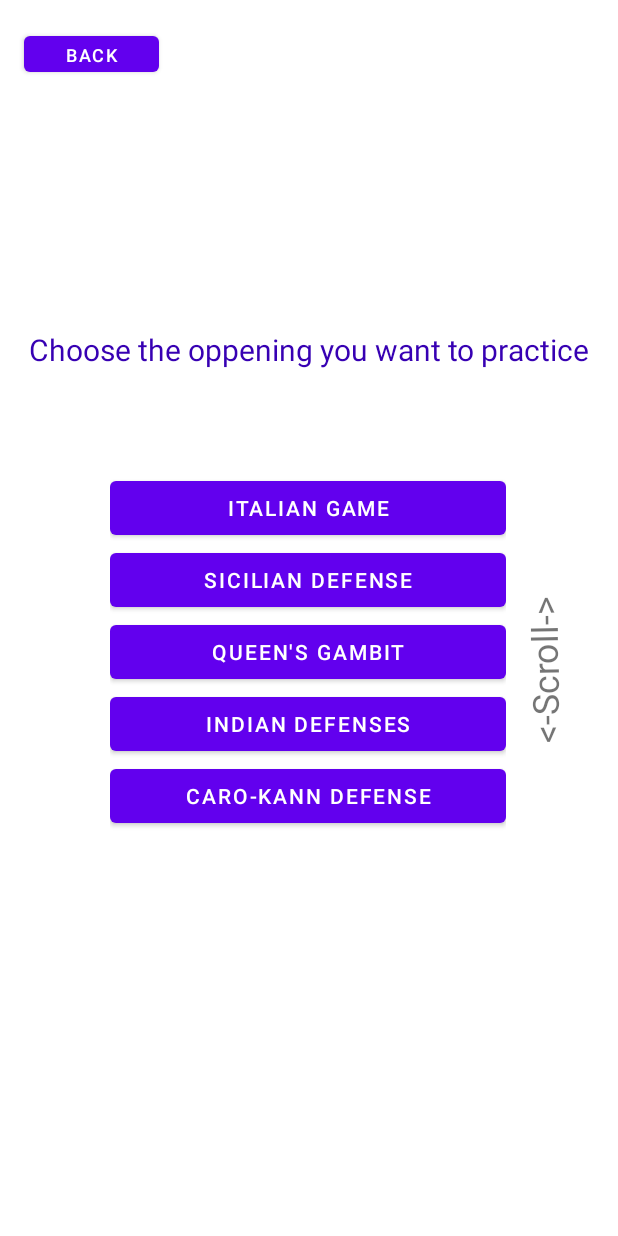
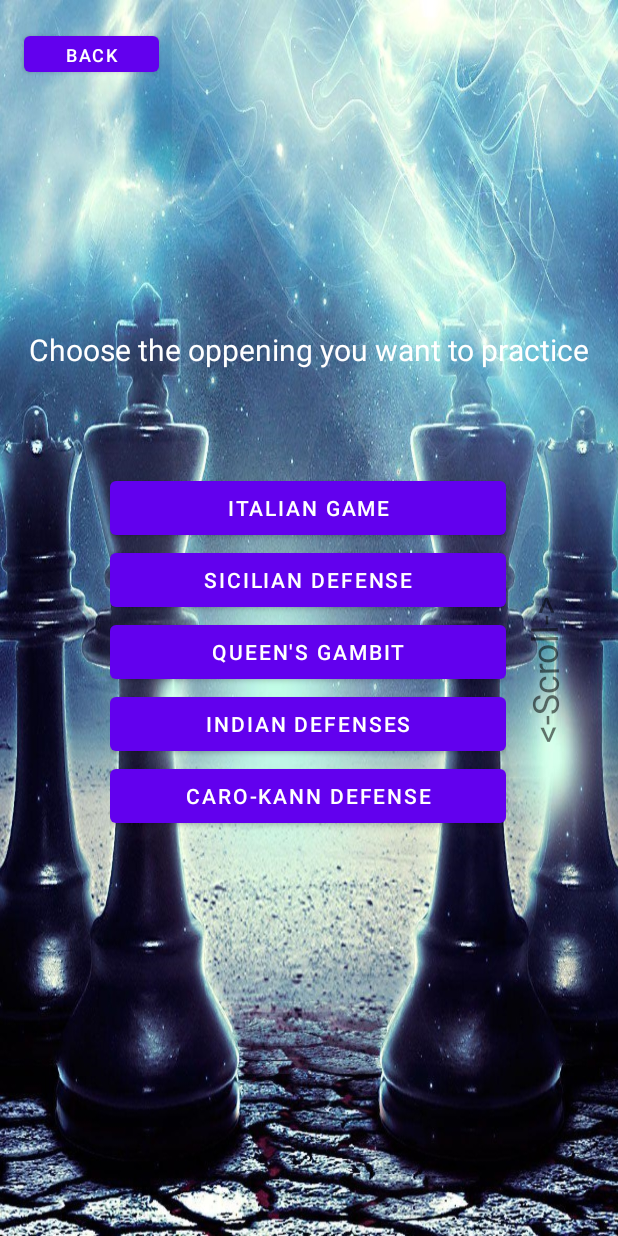
Before and after one commit to Amir228322/Project, an Android app: the layout activity_practice_.xml on its own in the app's theme, with its tools: preview values and no code run, on a phone screen of 412 x 824 dp. Run offline under Robolectric (Android 15) with nearby library versions, the phone set to English and light mode, and no system bars.

Commit message:
adding background to the opening lists

```diff
--- a/app/src/main/res/layout/activity_opening_main_activity.xml
+++ b/app/src/main/res/layout/activity_opening_main_activity.xml
@@ -4,6 +4,7 @@
     xmlns:tools="http://schemas.android.com/tools"
     android:layout_width="match_parent"
     android:layout_height="match_parent"
+    android:background="@drawable/main_background_image"
     tools:context=".opening_main_activity">
 
     <Button
@@ -78,7 +79,7 @@
         android:layout_width="wrap_content"
         android:layout_height="wrap_content"
         android:text="Choose opening that you want to learn and practice"
-        android:textColor="@color/purple_700"
+        android:textColor="#FFFFFF"
         android:textSize="20sp"
         app:layout_constraintBottom_toBottomOf="parent"
         app:layout_constraintEnd_toEndOf="parent"
--- a/app/src/main/res/layout/activity_practice_.xml
+++ b/app/src/main/res/layout/activity_practice_.xml
@@ -4,13 +4,14 @@
     xmlns:tools="http://schemas.android.com/tools"
     android:layout_width="match_parent"
     android:layout_height="match_parent"
+    android:background="@drawable/main_background_image"
     tools:context=".opening_main_activity">
 
     <Button
         android:id="@+id/back_opening_button_1"
         android:layout_width="90dp"
         android:layout_height="36dp"
-        android:onClick="onClick_opennings_back2"
+        android:onClick="onClick_opennings_back1"
         android:text="Back"
         android:textSize="12sp"
         app:layout_constraintBottom_toBottomOf="parent"
@@ -78,7 +79,7 @@
         android:layout_width="wrap_content"
         android:layout_height="wrap_content"
         android:text="Choose the oppening you want to practice"
-        android:textColor="@color/purple_700"
+        android:textColor="#FFFFFF"
         android:textSize="20sp"
         app:layout_constraintBottom_toBottomOf="parent"
         app:layout_constraintEnd_toEndOf="parent"
```
